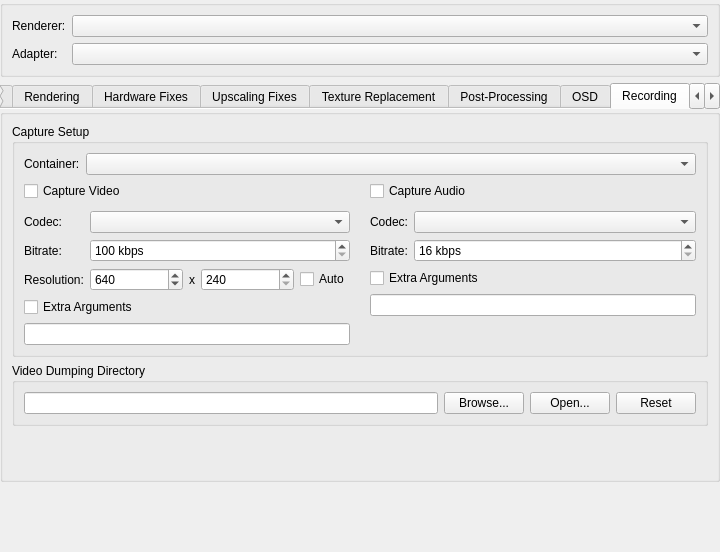
First picture: the form in pcsx2-qt/Settings/GraphicsSettingsWidget.ui, repository PCSX2/pcsx2, before the edit.
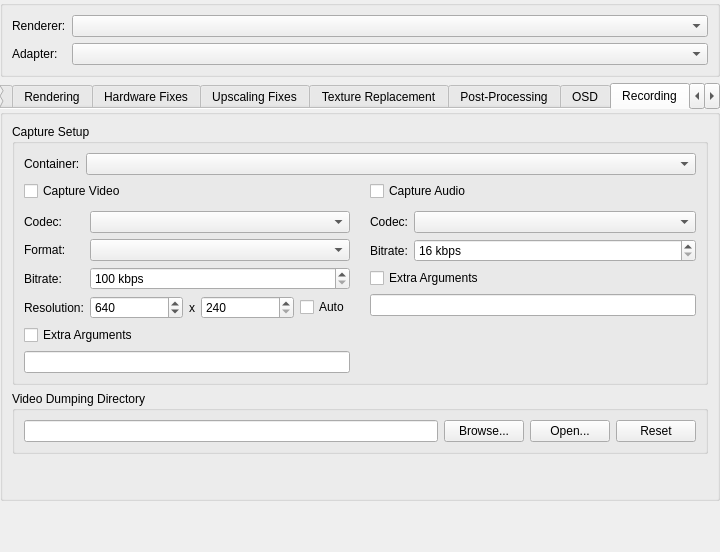
Second picture: the form after the edit. The open tabs and pages were chosen to show the change.

Commit message: GS Capture: Allow selecting the pixel format based on the current codec

Diff of the .ui file:
```diff
--- a/pcsx2-qt/Settings/GraphicsSettingsWidget.ui
+++ b/pcsx2-qt/Settings/GraphicsSettingsWidget.ui
@@ -1847,13 +1847,23 @@
                 <widget class="QComboBox" name="videoCaptureCodec"/>
                </item>
                <item row="1" column="0">
+                <widget class="QLabel" name="videoCaptureFomatLabel">
+                 <property name="text">
+                  <string>Format:</string>
+                 </property>
+                </widget>
+               </item>
+               <item row="1" column="1">
+                <widget class="QComboBox" name="videoCaptureFormat"/>
+               </item>
+               <item row="2" column="0">
                 <widget class="QLabel" name="videoCaptureBitrateLabel">
                  <property name="text">
                   <string>Bitrate:</string>
                  </property>
                 </widget>
                </item>
-               <item row="1" column="1">
+               <item row="2" column="1">
                 <widget class="QSpinBox" name="videoCaptureBitrate">
                  <property name="suffix">
                   <string extracomment="Unit that will appear next to a number. Alter the space or whatever is needed before the text depending on your language."> kbps</string>
@@ -1869,14 +1879,14 @@
                  </property>
                 </widget>
                </item>
-               <item row="2" column="0">
+               <item row="3" column="0">
                 <widget class="QLabel" name="videoCaptureResolutionLabel">
                  <property name="text">
                   <string>Resolution:</string>
                  </property>
                 </widget>
                </item>
-               <item row="2" column="1">
+               <item row="3" column="1">
                 <layout class="QHBoxLayout" name="horizontalLayout_10" stretch="1,0,1,0">
                  <item>
                   <widget class="QSpinBox" name="videoCaptureWidth">
@@ -1926,14 +1936,14 @@
                  </item>
                 </layout>
                </item>
-               <item row="3" column="0" colspan="2">
+               <item row="4" column="0" colspan="2">
                 <widget class="QCheckBox" name="enableVideoCaptureArguments">
                  <property name="text">
                   <string>Extra Arguments</string>
                  </property>
                 </widget>
                </item>
-               <item row="4" column="0" colspan="2">
+               <item row="5" column="0" colspan="2">
                 <widget class="QLineEdit" name="videoCaptureArguments"/>
                </item>
               </layout>
```
The commit also changes 6 other files.
